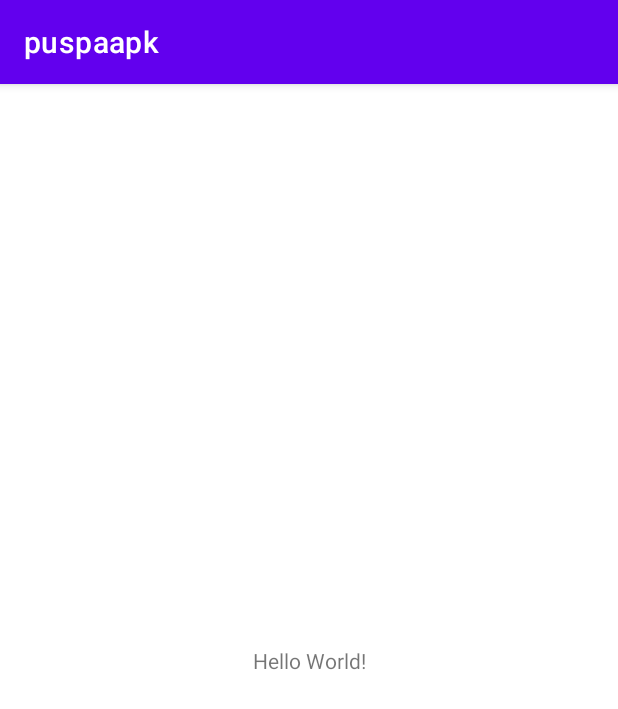
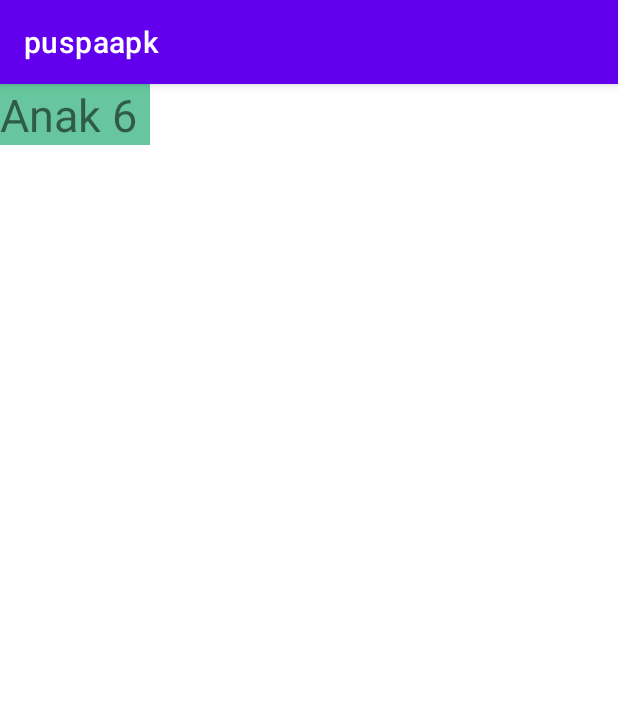
Before and after one commit to PuspaDaraTika/puspaapk, an Android app: the screen it shows after launch (MainActivity), on a phone screen of 412 x 824 dp. Shown: the top 709 px of the screen. Run offline under Robolectric (Android 15) with nearby library versions, the phone set to English and light mode, and no system bars.

Commit message:
Update Layout main

```diff
--- a/app/src/main/res/layout/activity_main.xml
+++ b/app/src/main/res/layout/activity_main.xml
@@ -2,17 +2,64 @@
 <androidx.constraintlayout.widget.ConstraintLayout xmlns:android="http://schemas.android.com/apk/res/android"
     xmlns:app="http://schemas.android.com/apk/res-auto"
     xmlns:tools="http://schemas.android.com/tools"
+    android:orientation="vertical"
     android:layout_width="match_parent"
     android:layout_height="match_parent"
     tools:context=".MainActivity">
 
     <TextView
-        android:layout_width="wrap_content"
+        android:layout_width="100dp"
         android:layout_height="wrap_content"
-        android:text="Hello World!"
-        app:layout_constraintBottom_toBottomOf="parent"
-        app:layout_constraintLeft_toLeftOf="parent"
-        app:layout_constraintRight_toRightOf="parent"
-        app:layout_constraintTop_toTopOf="parent" />
+        android:background="#FFC107"
+        android:textSize="30sp"
+        android:text="Anak 1"
+         />
+
+    <TextView
+        android:layout_width="100dp"
+        android:layout_height="wrap_content"
+        android:background="#2196F3"
+        android:text="Anak 2"
+        android:textSize="30sp"
+        tools:layout_editor_absoluteX="0dp"
+        tools:layout_editor_absoluteY="40dp" />
+
+    <TextView
+        android:layout_width="100dp"
+        android:layout_height="wrap_content"
+        android:background="#4CAF50"
+        android:text="Anak 3"
+        android:textSize="30sp"
+        tools:layout_editor_absoluteX="0dp"
+        tools:layout_editor_absoluteY="80dp" />
+
+    <TextView
+        android:layout_width="100dp"
+        android:layout_height="wrap_content"
+        android:background="#FF5722"
+        android:text="Anak 4"
+        android:textSize="30sp"
+        tools:layout_editor_absoluteX="0dp"
+        tools:layout_editor_absoluteY="120dp" />
+    <TextView
+        android:layout_width="100dp"
+        android:layout_height="wrap_content"
+        android:background="#7FA158"
+        android:text="Anak 5"
+        android:textSize="30sp"
+        tools:layout_editor_absoluteX="100dp"
+        tools:layout_editor_absoluteY="120dp" />
+    <TextView
+        android:layout_width="100dp"
+        android:layout_height="wrap_content"
+        android:background="#67C69D"
+        android:text="Anak 6"
+        android:textSize="30sp"
+        tools:layout_editor_absoluteX="200dp"
+        tools:layout_editor_absoluteY="120dp" />
+
+
+
+
 
 </androidx.constraintlayout.widget.ConstraintLayout>
```
